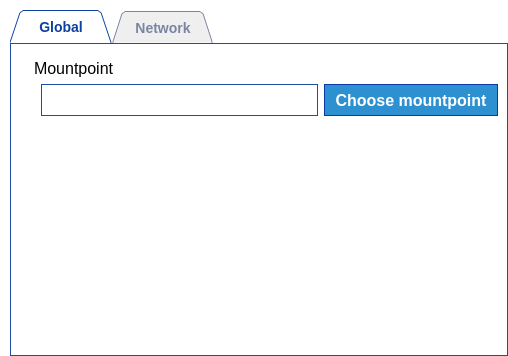
Old version of the form parsec/core/gui/forms/settings_widget.ui in the repository Scille/parsec-cloud.
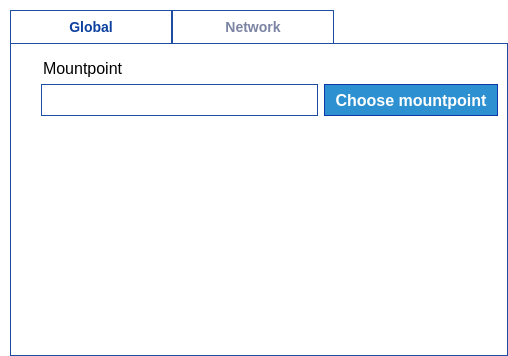
New version of the form. Icons and pictures are not drawn.

Commit message: Added dialogs, new icons, users display

Diff of the .ui file:
```diff
--- a/parsec/core/gui/forms/settings_widget.ui
+++ b/parsec/core/gui/forms/settings_widget.ui
@@ -39,6 +39,8 @@
 border-top: 1px solid rgb(30, 78, 162);
 border-left: 1px solid rgb(30, 78, 162);
 border-right: 1px solid rgb(30, 78, 162);
+padding-left: 30px;
+padding-right: 30px;
 }
 
 QTabBar::tab:selected
@@ -73,11 +75,17 @@
       <string notr="true"/>
      </property>
      <property name="tabShape">
-      <enum>QTabWidget::Triangular</enum>
+      <enum>QTabWidget::Rounded</enum>
      </property>
      <property name="currentIndex">
       <number>0</number>
      </property>
+     <property name="iconSize">
+      <size>
+       <width>24</width>
+       <height>24</height>
+      </size>
+     </property>
      <widget class="QWidget" name="tab_app">
       <attribute name="icon">
        <iconset>
@@ -97,6 +105,18 @@
         <layout class="QHBoxLayout" name="horizontalLayout_2">
          <item>
           <widget class="QLabel" name="label_2">
+           <property name="minimumSize">
+            <size>
+             <width>16</width>
+             <height>16</height>
+            </size>
+           </property>
+           <property name="maximumSize">
+            <size>
+             <width>16</width>
+             <height>16</height>
+            </size>
+           </property>
            <property name="text">
             <string/>
            </property>
```
Left out of the diff: 31 changed lines with no effect on the pictures. The commit also changes 48 other files.
